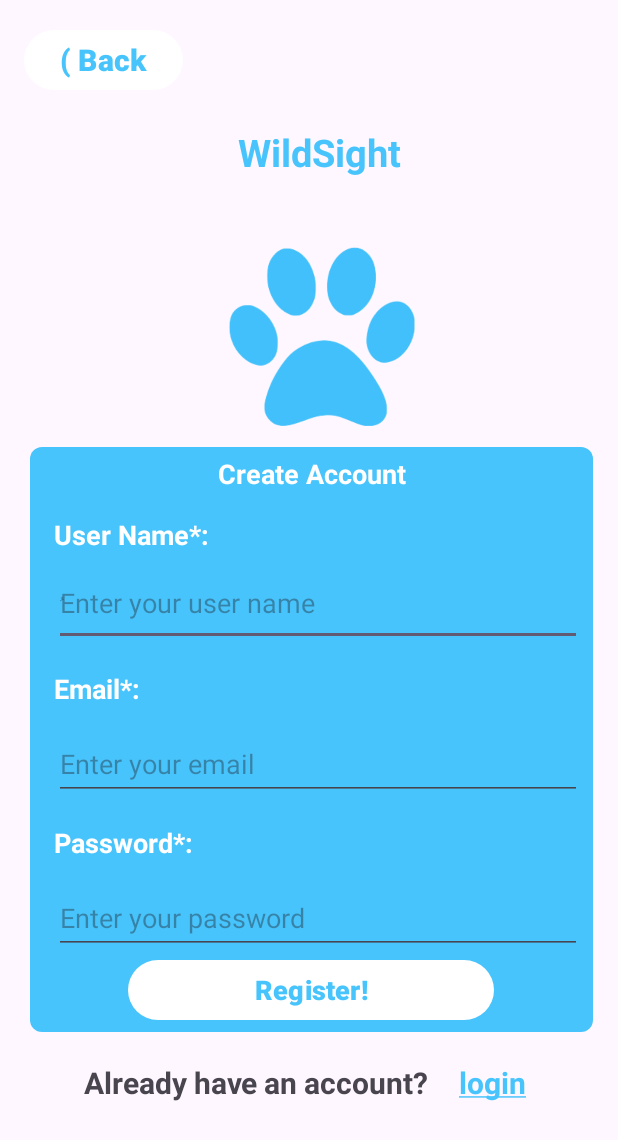
After one commit to MBdeir/heroku-test, an Android app: the SignUpActivity screen opened directly, with no data from a screen before it, on a phone screen of 412 x 824 dp. The commit adds this screen. Shown: the top 1140 px of the screen. Run offline under Robolectric (Android 15) with nearby library versions, the phone set to English and light mode, and no system bars.

Commit message:
Implemented the signup screen

```diff
--- a/Mobile/app/src/main/AndroidManifest.xml
+++ b/Mobile/app/src/main/AndroidManifest.xml
@@ -21,6 +21,9 @@
                 <category android:name="android.intent.category.LAUNCHER" />
             </intent-filter>
         </activity>
+        <activity
+            android:name=".SignUpActivity">
+            <!-- Intent filters, configuration, or other attributes can be added here if needed -->
+        </activity>
     </application>
-
 </manifest>
--- a/Mobile/app/src/main/java/com/example/wildsight/MainActivity.java
+++ b/Mobile/app/src/main/java/com/example/wildsight/MainActivity.java
@@ -2,7 +2,13 @@ package com.example.wildsight;
 
 import androidx.appcompat.app.AppCompatActivity;
 
+import android.content.Intent;
 import android.os.Bundle;
+import android.text.SpannableString;
+import android.text.Spanned;
+import android.text.style.UnderlineSpan;
+import android.view.View;
+import android.widget.TextView;
 
 public class MainActivity extends AppCompatActivity {
 
@@ -11,4 +17,8 @@ public class MainActivity extends AppCompatActivity {
         super.onCreate(savedInstanceState);
         setContentView(R.layout.activity_main);
     }
+    public void MoveToSignUpView(View view){
+        Intent intent = new Intent(this,SignUpActivity.class);
+        startActivity(intent);
+    }
 }
--- /dev/null
+++ b/Mobile/app/src/main/java/com/example/wildsight/SignUpActivity.java
@@ -0,0 +1,36 @@
+package com.example.wildsight;
+
+import android.content.Intent;
+import android.os.Bundle;
+import android.text.SpannableString;
+import android.text.Spanned;
+import android.text.style.UnderlineSpan;
+import android.view.View;
+import android.widget.TextView;
+
+import androidx.appcompat.app.AppCompatActivity;
+
+public class SignUpActivity extends AppCompatActivity {
+    @Override
+    protected void onCreate(Bundle savedInstanceState) {
+        super.onCreate(savedInstanceState);
+        setContentView(R.layout.signup);
+        // Get the TextView from your layout
+        TextView textView = findViewById(R.id.login);
+
+        // Create a SpannableString with the text you want to underline
+        String textToUnderline = "login";
+        SpannableString content = new SpannableString(textToUnderline);
+
+        // Apply the UnderlineSpan to the specific portion of the text
+        content.setSpan(new UnderlineSpan(), 0, textToUnderline.length(), Spanned.SPAN_EXCLUSIVE_EXCLUSIVE);
+
+        // Set the SpannableString to the TextView
+        textView.setText(content);
+    }
+    public void BackToMainScreen(View view){
+        Intent intent = new Intent(this, MainActivity.class);
+        startActivity(intent);
+    }
+
+}
--- /dev/null
+++ b/Mobile/app/src/main/res/drawable/form_background.xml
@@ -0,0 +1,6 @@
+<?xml version="1.0" encoding="utf-8"?>
+<shape xmlns:android="http://schemas.android.com/apk/res/android"
+        android:shape="rectangle">
+        <corners android:radius="8dp" />
+        <solid android:color="@color/baby_blue" />
+</shape>
--- a/Mobile/app/src/main/res/layout/activity_main.xml
+++ b/Mobile/app/src/main/res/layout/activity_main.xml
@@ -40,6 +40,7 @@
         android:layout_height="wrap_content"
         android:layout_marginBottom="84dp"
         android:text="Register Now"
+        android:onClick="MoveToSignUpView"
         android:textColor="@android:color/white"
         android:textStyle="bold"
         android:textSize="20sp"
--- /dev/null
+++ b/Mobile/app/src/main/res/layout/signup.xml
@@ -0,0 +1,174 @@
+<?xml version="1.0" encoding="utf-8"?>
+<androidx.constraintlayout.widget.ConstraintLayout xmlns:android="http://schemas.android.com/apk/res/android"
+    xmlns:app="http://schemas.android.com/apk/res-auto"
+    xmlns:tools="http://schemas.android.com/tools"
+    android:layout_width="match_parent"
+    android:layout_height="match_parent">
+
+    <Button
+        android:id="@+id/backButton"
+        android:layout_width="wrap_content"
+        android:layout_height="wrap_content"
+        android:layout_marginStart="16dp"
+        android:layout_marginLeft="16dp"
+        android:layout_marginTop="16dp"
+        android:text="( Back"
+        android:textColor="@color/baby_blue"
+        android:textSize="20sp"
+        android:textStyle="bold"
+        android:onClick="BackToMainScreen"
+        android:theme="@style/Theme.ButtonChangerWhite"
+        app:layout_constraintStart_toStartOf="parent"
+        app:layout_constraintTop_toTopOf="parent" />
+
+    <TextView
+        android:id="@+id/name"
+        android:layout_width="wrap_content"
+        android:layout_height="wrap_content"
+        android:layout_marginTop="84dp"
+        android:text="WildSight"
+        android:textColor="@color/baby_blue"
+        android:textStyle="bold"
+        android:textSize="25sp"
+        app:layout_constraintEnd_toEndOf="parent"
+        app:layout_constraintHorizontal_bias="0.524"
+        app:layout_constraintStart_toStartOf="parent"
+        app:layout_constraintTop_toTopOf="parent" />
+
+    <ImageView
+        android:id="@+id/imageView"
+        android:layout_width="124dp"
+        android:layout_height="131dp"
+        android:layout_marginTop="40dp"
+        app:layout_constraintEnd_toEndOf="parent"
+        app:layout_constraintHorizontal_bias="0.529"
+        app:layout_constraintStart_toStartOf="parent"
+        app:layout_constraintTop_toBottomOf="@+id/name"
+        app:srcCompat="@drawable/wildsight" />
+
+    <LinearLayout
+        android:id="@+id/linearLayout"
+        android:layout_width="375dp"
+        android:layout_height="390dp"
+        android:layout_marginStart="20dp"
+        android:layout_marginLeft="20dp"
+        android:layout_marginTop="8dp"
+        android:background="@drawable/form_background"
+        android:orientation="vertical"
+        app:layout_constraintStart_toStartOf="parent"
+        app:layout_constraintTop_toBottomOf="@+id/imageView">
+
+        <TextView
+            android:id="@+id/createAccount"
+            android:layout_width="322dp"
+            android:layout_height="wrap_content"
+            android:layout_gravity="center"
+            android:gravity="center"
+            android:text="Create Account"
+            android:layout_marginTop="5sp"
+            android:textColor="@color/white"
+            android:textSize="18sp"
+            android:textStyle="bold" />
+
+        <TextView
+            android:id="@+id/username"
+            android:layout_width="270dp"
+            android:layout_height="wrap_content"
+            android:layout_marginLeft="16dp"
+            android:layout_marginTop="16dp"
+            android:text="User Name*:"
+            android:textColor="@color/white"
+            android:textSize="18sp"
+            android:textStyle="bold" />
+
+        <EditText
+            android:id="@+id/uasername_input"
+            android:layout_width="352dp"
+            android:layout_height="48dp"
+            android:layout_marginLeft="16dp"
+            android:layout_marginTop="14dp"
+            android:hint="ُEnter your user name"
+            android:textColor="@color/white" />
+
+        <TextView
+            android:id="@+id/email"
+            android:layout_width="270dp"
+            android:layout_height="wrap_content"
+            android:layout_marginLeft="16dp"
+            android:layout_marginTop="16dp"
+            android:text="Email*:"
+            android:textColor="@color/white"
+            android:textSize="18sp"
+            android:textStyle="bold" />
+
+        <EditText
+            android:id="@+id/email_input"
+            android:layout_width="352dp"
+            android:layout_height="48dp"
+            android:layout_marginLeft="16dp"
+            android:layout_marginTop="14dp"
+            android:hint="Enter your email"
+            android:textColor="@color/white" />
+
+        <TextView
+            android:id="@+id/password"
+            android:layout_width="270dp"
+            android:layout_height="wrap_content"
+            android:layout_marginLeft="16dp"
+            android:layout_marginTop="16dp"
+            android:text="Password*:"
+            android:textColor="@color/white"
+            android:textSize="18sp"
+            android:textStyle="bold" />
+
+        <EditText
+            android:id="@+id/password_input"
+            android:layout_width="352dp"
+            android:layout_height="48dp"
+            android:layout_marginLeft="16dp"
+            android:layout_marginTop="14dp"
+            android:hint="Enter your password"
+            android:inputType="textPassword"
+            android:textColor="@color/white" />
+
+        <Button
+            android:id="@+id/button"
+            android:layout_width="244dp"
+            android:layout_height="48dp"
+            android:layout_gravity="center"
+            android:text="Register!"
+            android:textColor="@color/baby_blue"
+            android:textSize="18sp"
+            android:textStyle="bold"
+            android:theme="@style/Theme.ButtonChangerWhite" />
+    </LinearLayout>
+
+    <TextView
+        android:id="@+id/textView3"
+        android:layout_width="wrap_content"
+        android:layout_height="wrap_content"
+        android:layout_marginStart="56dp"
+        android:layout_marginLeft="56dp"
+        android:layout_marginTop="20dp"
+        android:text="Already have an account?"
+        android:textSize="20sp"
+        android:textStyle="bold"
+        app:layout_constraintStart_toStartOf="parent"
+        app:layout_constraintTop_toBottomOf="@+id/linearLayout" />
+
+    <TextView
+        android:id="@+id/login"
+        android:layout_width="wrap_content"
+        android:layout_height="wrap_content"
+        android:layout_marginStart="20dp"
+        android:layout_marginLeft="20dp"
+        android:text=""
+        android:textColor="@color/baby_blue"
+        android:textSize="20sp"
+        android:textStyle="bold"
+        app:layout_constraintEnd_toEndOf="parent"
+        app:layout_constraintHorizontal_bias="0.0"
+        app:layout_constraintStart_toEndOf="@+id/textView3"
+        app:layout_constraintTop_toTopOf="@+id/textView3" />
+
+</androidx.constraintlayout.widget.ConstraintLayout>
--- a/Mobile/app/src/main/res/values-night/themes.xml
+++ b/Mobile/app/src/main/res/values-night/themes.xml
@@ -7,4 +7,7 @@
     <style name="Theme.ButtonChanger" parent="Theme.AppCompat.Light.NoActionBar">
         <item name="colorPrimary">@color/baby_blue</item>
     </style>
+    <style name="Theme.ButtonChangerWhite" parent="Theme.AppCompat.Light.NoActionBar">
+        <item name="colorPrimary">@color/white</item>
+    </style>
 </resources>
--- a/Mobile/app/src/main/res/values/themes.xml
+++ b/Mobile/app/src/main/res/values/themes.xml
@@ -9,4 +9,7 @@
     <style name="Theme.ButtonChanger" parent="Theme.AppCompat.Light.NoActionBar">
         <item name="colorPrimary">@color/baby_blue</item>
     </style>
+    <style name="Theme.ButtonChangerWhite" parent="Theme.AppCompat.Light.NoActionBar">
+        <item name="colorPrimary">@color/white</item>
+    </style>
 </resources>
```
